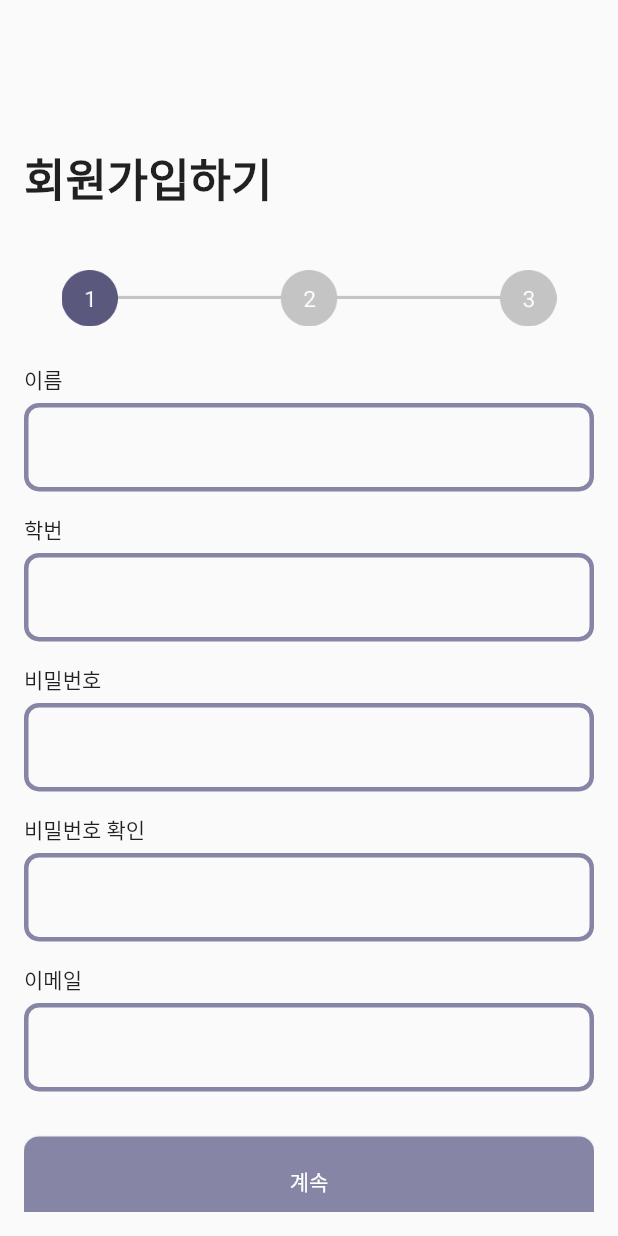
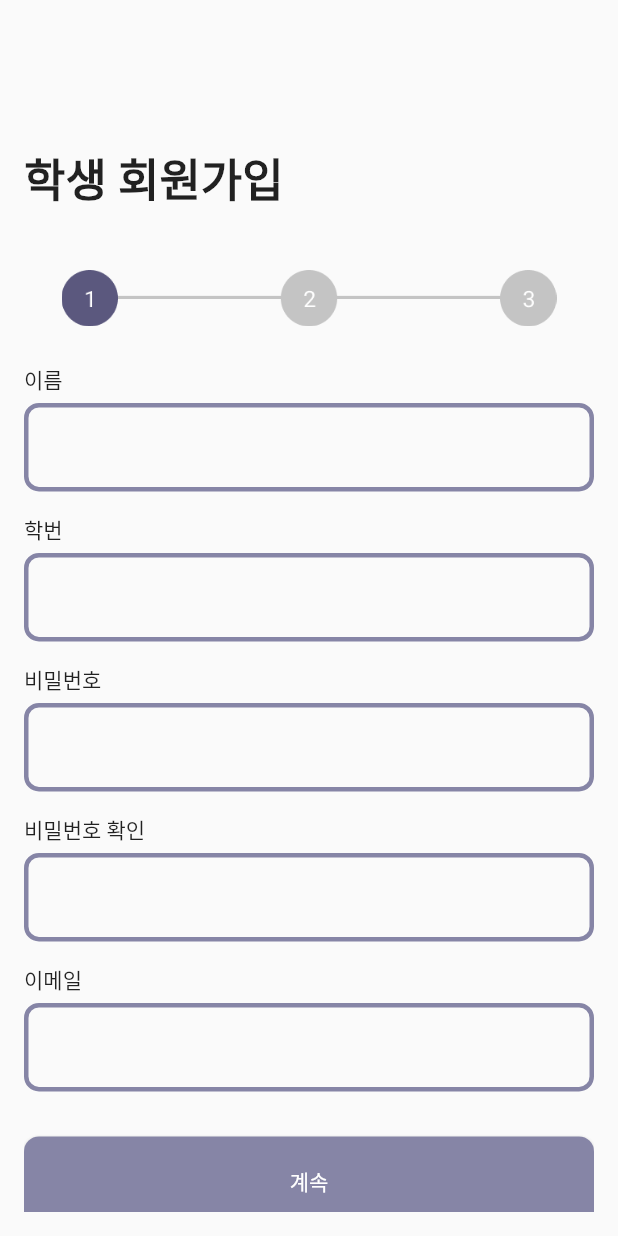
Before and after one commit to ea9gu/flutter, a Flutter app: the screen it shows after launch, after a tap on "학생용", on a phone screen of 412 x 824 dp. Run offline on Flutter 3.47's test engine with Material 2 defaults, Android fonts, the phone set to English and light mode, and no system bars.

Commit message:
rename:make professor, student folder

```diff
--- /dev/null
+++ b/lib/Screens/Student/studentSignup1.dart
@@ -0,0 +1,149 @@
+import 'package:ea9/Components/back_button.dart';
+import 'package:ea9/Components/next_button.dart';
+import 'package:ea9/Screens/Student/studentSignup2.dart';
+import 'package:flutter/material.dart';
+import 'package:ea9/Components/validate.dart';
+
+final InputDeco = InputDecoration(
+    enabledBorder: OutlineInputBorder(
+        borderRadius: BorderRadius.circular(10.0),
+        borderSide: BorderSide(width: 3, color: Color(0xff8685A6))),
+    focusedBorder: OutlineInputBorder(
+        borderRadius: BorderRadius.circular(10.0),
+        borderSide: BorderSide(width: 3, color: Color(0xff8685A6))));
+
+class studentSignup1 extends StatefulWidget {
+  @override
+  _SignUpFormState createState() => _SignUpFormState();
+}
+
+class _SignUpFormState extends State<studentSignup1> {
+  final _formKey = GlobalKey<FormState>();
+  String name = '';
+  int? id;
+  final password_controller = TextEditingController();
+  String password_confirm = '';
+  String email = '';
+
+  String? validateConfirmPassword(String? value) {
+    if (value != password_controller.text) {
+      return '비밀번호가 다릅니다.';
+    }
+    return null;
+  }
+
+  @override
+  Widget build(BuildContext context) {
+    return Scaffold(
+        body: Padding(
+      //두번째 padding <- LIstview에 속함.
+      padding: const EdgeInsets.all(16.0),
+      child: SingleChildScrollView(
+        child: Form(
+          key: _formKey,
+          child: Column(
+            crossAxisAlignment: CrossAxisAlignment.start,
+            children: <Widget>[
+              SizedBox(
+                height: 80,
+              ),
+              Text('학생 회원가입',
+                  style: TextStyle(fontSize: 30, fontWeight: FontWeight.bold)),
+              SizedBox(height: 15),
+              Center(
+                  child: Container(
+                      margin: EdgeInsets.all(25),
+                      child: Image.asset('assets/bar1.png'))),
+              Text("이름"), //이름
+              SizedBox(height: 5),
+              TextFormField(
+                decoration: InputDeco,
+                validator: (value) => Validate().validateName(value),
+                onSaved: (value) {
+                  name = value!;
+                },
+              ),
+              SizedBox(height: 15),
+              Text("학번"), //학번
+              SizedBox(height: 5),
+              TextFormField(
+                decoration: InputDeco,
+                validator: (value) => Validate().validateId(value),
+                onSaved: (value) {
+                  id = int.parse(value!);
+                },
+              ),
+              SizedBox(height: 15),
+              Text("비밀번호"), //비밀번호
+              SizedBox(height: 5),
+              TextFormField(
+                controller: password_controller,
+                decoration: InputDeco,
+                validator: (value) => Validate().validatePassword(value),
+                obscureText: false,
+              ),
+              SizedBox(height: 15),
+              Text("비밀번호 확인"), //비밀번호 확인
+              SizedBox(height: 5),
+              TextFormField(
+                decoration: InputDeco,
+                validator: validateConfirmPassword,
+                obscureText: false,
+                onSaved: (value) {
+                  password_confirm = value!;
+                },
+              ),
+              SizedBox(height: 15),
+              Text("이메일"), //이메일
+              SizedBox(height: 5),
+              TextFormField(
+                decoration: InputDeco,
+                validator: (value) => Validate().validateEmail(value),
+                onSaved: (value) {
+                  email = value!;
+                },
+              ),
+              SizedBox(height: 30),
+              Column(children: [
+                NextButton(
+                    text: "계속",
+                    onpress: () {
+                      if (_formKey.currentState!.validate()) {
+                        // 유효성 검사가 모두 통과된 경우 처리
+                        _formKey.currentState!.save();
+                        final password = password_controller.text;
+                        print('Name: $name');
+                        print('Username: $id');
+                        print('Password: $password');
+                        print('Email: $email');
+                        Navigator.push(
+                          context,
+                          MaterialPageRoute(
+                            builder: (context) {
+                              return studentSignup2();
+                            },
+                          ),
+                        );
+                      }
+                    }),
+                SizedBox(height: 20),
+                Row(
+                  mainAxisAlignment: MainAxisAlignment.center,
+                  children: [
+                    Text("Already have an account?"),
+                    TextButton(
+                        onPressed: () {},
+                        child: Text(
+                          "Login",
+                          style: TextStyle(fontWeight: FontWeight.bold),
+                        ))
+                  ],
+                )
+              ])
+            ],
+          ),
+        ),
+      ),
+    ));
+  }
+}
--- a/lib/Screens/signup2.dart
+++ b/lib/Screens/Student/studentSignup2.dart
@@ -4,7 +4,7 @@ import 'package:ea9/Screens/classList.dart';
 import 'package:flutter/material.dart';
 import 'package:flutter/services.dart';
 
-class Signup2 extends StatelessWidget {
+class studentSignup2 extends StatelessWidget {
   @override
   Widget build(BuildContext context) {
     return MaterialApp(
--- a/lib/Screens/classPlus.dart
+++ b/lib/Screens/classPlus.dart
@@ -1,7 +1,7 @@
 import 'package:ea9/Components/back_button.dart';
 import 'package:ea9/Components/input_box.dart';
 import 'package:ea9/Components/next_button.dart';
-import 'package:ea9/Screens/signup2.dart';
+import 'package:ea9/Screens/Professor/proSignup2.dart';
 import 'package:flutter/material.dart';
 
 class classPlus extends StatelessWidget {
@@ -43,7 +43,7 @@ class classPlus extends StatelessWidget {
                             context,
                             MaterialPageRoute(
                               builder: (context) {
-                                return Signup2();
+                                return proSignup2();
                               },
                             ),
                           );
```
Also changed, not shown: lib/Screens/Professor/proSignup1.dart (renamed from lib/Screens/signup1.dart, +15 -58 lines), lib/Screens/Professor/proSignup2.dart (added, +76 -0 lines), lib/Screens/login.dart (deleted, +0 -68 lines), lib/main.dart (+13 -3 lines).
